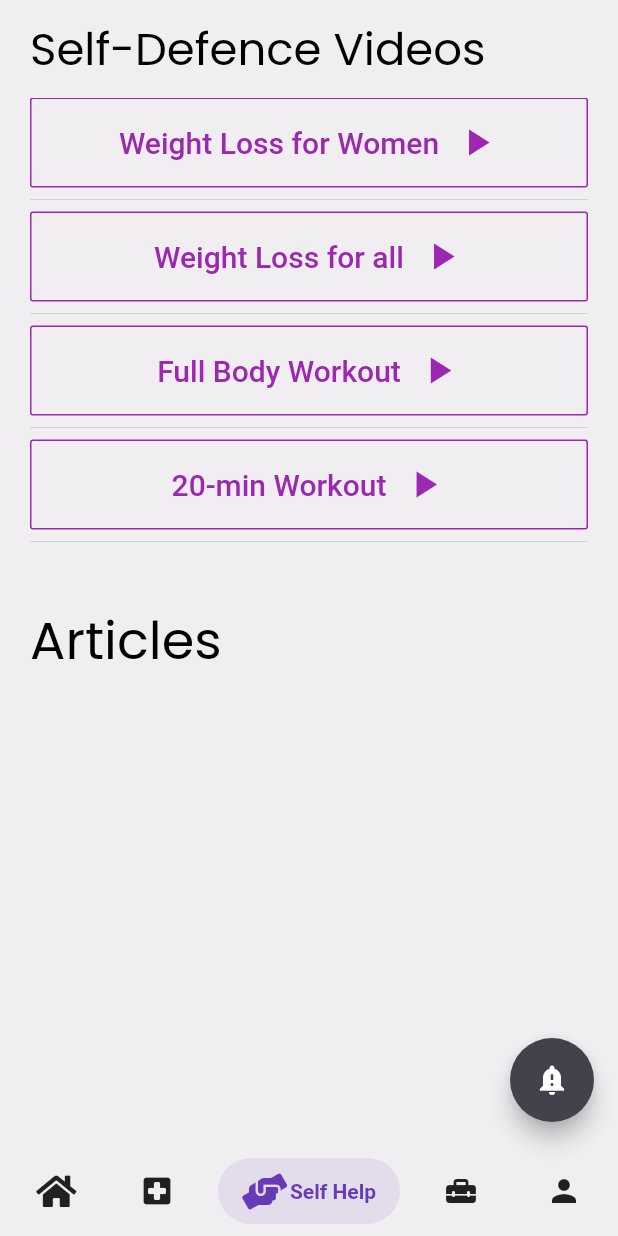
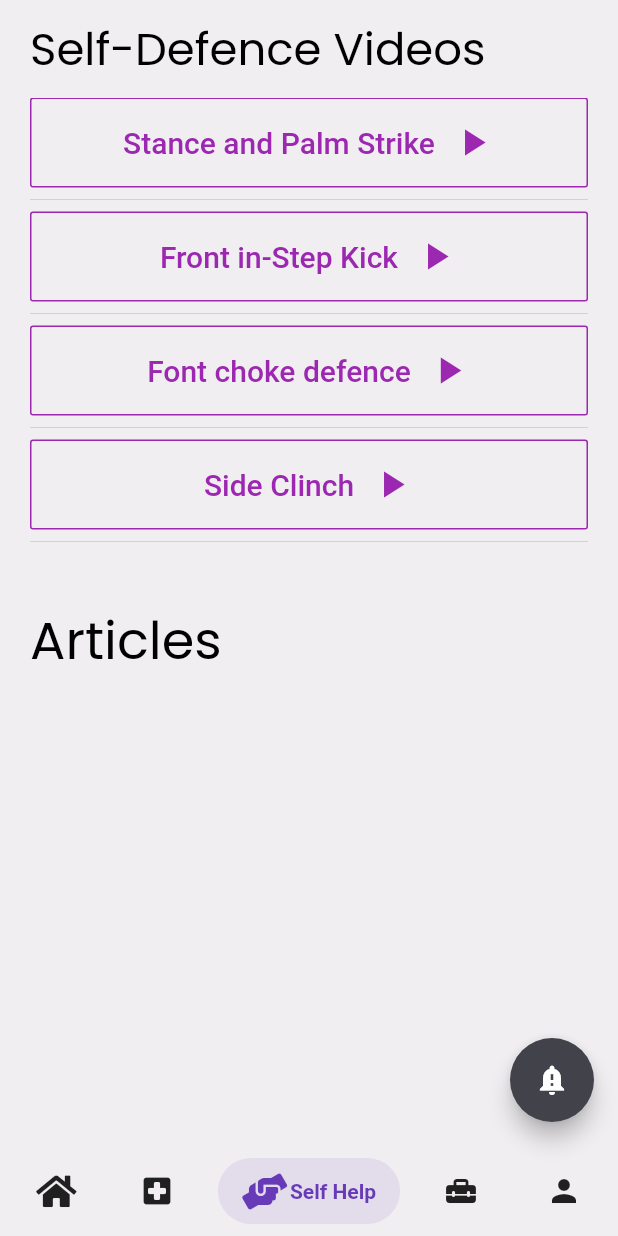
Before and after one commit to Harmanjit14/RAISE-Hack4She2020, a Flutter app: the Dash screen opened by its route, item 3 of the bottom bar chosen, on a phone screen of 412 x 824 dp. Run offline on Flutter 3.47's test engine with Material 2 defaults, Android fonts, the phone set to English and light mode, and no system bars; drawn by our look-alikes of salomon_bottom_bar; our stand-ins replace animated_text_kit, flutter_spinkit, font_awesome_flutter, geolocator, google_fonts, graphql and 2 more; missing offline and left inert: hasura_connect, iqplayer, permissions_plugin; accounts and stored records are empty.

Commit message:
chal raha hai

```diff
--- a/lib/awareness.dart
+++ b/lib/awareness.dart
@@ -74,7 +74,7 @@ class _AwarePageState extends State<AwarePage> with ColorFile {
                       mainAxisAlignment: MainAxisAlignment.center,
                       children: [
                         Text(
-                          "Weight Loss for Women",
+                          "Stance and Palm Strike",
                           style: TextStyle(fontSize: 20, color: Colors.purple),
                         ),
                         SizedBox(width: 10),
@@ -94,7 +94,7 @@ class _AwarePageState extends State<AwarePage> with ColorFile {
                         context,
                         MaterialPageRoute(
                           builder: (BuildContext context) => IQScreen(
-                            title: "Weight Loss for all",
+                            title: "Stance and Palm Strike",
                             description: 'Fitness Videos',
                             videoPlayerController:
                                 VideoPlayerController.network(
@@ -129,7 +129,7 @@ class _AwarePageState extends State<AwarePage> with ColorFile {
                       mainAxisAlignment: MainAxisAlignment.center,
                       children: [
                         Text(
-                          "Weight Loss for all",
+                          "Front in-Step Kick",
                           style: TextStyle(fontSize: 20, color: Colors.purple),
                         ),
                         SizedBox(width: 10),
@@ -184,7 +184,7 @@ class _AwarePageState extends State<AwarePage> with ColorFile {
                       mainAxisAlignment: MainAxisAlignment.center,
                       children: [
                         Text(
-                          "Full Body Workout",
+                          "Font choke defence",
                           style: TextStyle(fontSize: 20, color: Colors.purple),
                         ),
                         SizedBox(width: 10),
@@ -239,7 +239,7 @@ class _AwarePageState extends State<AwarePage> with ColorFile {
                       mainAxisAlignment: MainAxisAlignment.center,
                       children: [
                         Text(
-                          "20-min Workout",
+                          "Side Clinch",
                           style: TextStyle(fontSize: 20, color: Colors.purple),
                         ),
                         SizedBox(width: 10),
@@ -259,7 +259,7 @@ class _AwarePageState extends State<AwarePage> with ColorFile {
                         context,
                         MaterialPageRoute(
                           builder: (BuildContext context) => IQScreen(
-                            title: "30-min Kick-Boxing",
+                            title: "Gun defence",
                             description: 'Fitness Videos',
                             videoPlayerController:
                                 VideoPlayerController.network(
@@ -294,7 +294,7 @@ class _AwarePageState extends State<AwarePage> with ColorFile {
                       mainAxisAlignment: MainAxisAlignment.center,
                       children: [
                         Text(
-                          "30-min Kick-Boxing",
+                          "Disarm a gun man",
                           style: TextStyle(fontSize: 20, color: Colors.purple),
                         ),
                         SizedBox(width: 10),
@@ -349,7 +349,7 @@ class _AwarePageState extends State<AwarePage> with ColorFile {
                       mainAxisAlignment: MainAxisAlignment.center,
                       children: [
                         Text(
-                          "Temp Workout",
+                          "Temp defence",
                           style: TextStyle(fontSize: 20, color: Colors.purple),
                         ),
                         SizedBox(width: 10),
```
Also changed, not shown: lib/WorkPage.dart (+28 -5 lines), lib/data.dart (+20 -20 lines).
